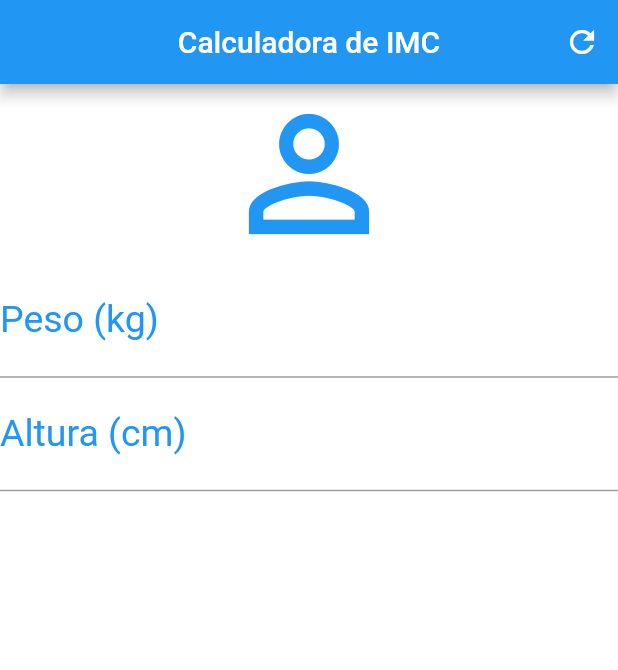
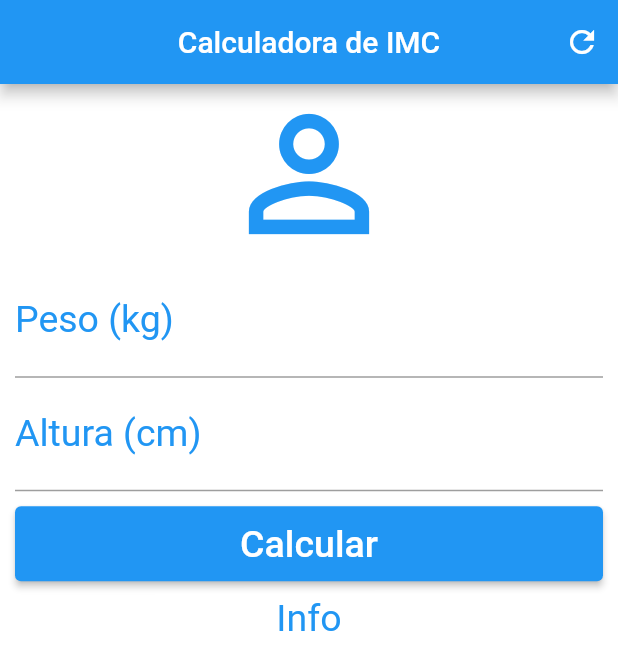
Before and after one commit to LucasLuann/calculadora_imc, a Flutter app: the screen it shows after launch, on a phone screen of 412 x 824 dp. Shown: the top 670 px of the screen. Run offline on Flutter 3.47's test engine with Material 2 defaults, Android fonts, the phone set to English and light mode, and no system bars.

Commit message:
ScrollView e ElevatedButton

```diff
--- a/lib/main.dart
+++ b/lib/main.dart
@@ -23,7 +23,9 @@
         actions: [IconButton(onPressed: () {}, icon: Icon(Icons.refresh))],
       ),
       backgroundColor: Colors.white,
-      body: Column(
+      body: SingleChildScrollView(
+        padding: EdgeInsets.fromLTRB(10.0, 0.0, 10.0, 0.0),
+        child: Column(
           crossAxisAlignment: CrossAxisAlignment.stretch,
           children: [
             Icon(Icons.person_outline, size: 120.0, color: Colors.blue),
@@ -33,7 +35,7 @@
                   labelText: "Peso (kg)",
                   labelStyle: TextStyle(color: Colors.blue)),
               textAlign: TextAlign.center,
-            style: TextStyle(color: Colors.green, fontSize: 25.0),
+              style: TextStyle(color: Colors.blue, fontSize: 25.0),
             ),
             TextField(
               keyboardType: TextInputType.number,
@@ -41,9 +43,31 @@
                   labelText: "Altura (cm)",
                   labelStyle: TextStyle(color: Colors.blue)),
               textAlign: TextAlign.center,
-            style: TextStyle(color: Colors.green, fontSize: 25.0),
+              style: TextStyle(color: Colors.blue, fontSize: 25.0),
+            ),
+            Padding(
+              padding: EdgeInsets.only(top: 10.0, bottom: 10.0),
+              child: Container(
+                height: 50.0,
+                child: ElevatedButton(
+                  onPressed: () {},
+                  child: Text(
+                    "Calcular",
+                    style: TextStyle(
+                      color: Colors.white,
+                      fontSize: 25.0,
+                    ),
+                  ),
+                ),
+              ),
+            ),
+            Text(
+              "Info",
+              textAlign: TextAlign.center,
+              style: TextStyle(color: Colors.blue, fontSize: 25.0),
             ),
           ],
+        ),
       ),
     );
   }
```
Lines whose indentation alone changed are shown as unchanged.
